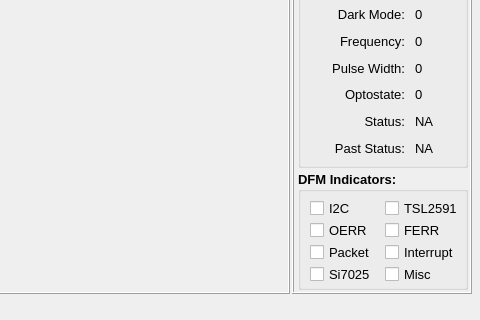
Before: the Qt Designer form Mainwindow.ui in spletcher1/PyMCU, drawn with Qt 5; both pictures show x 320 to 800 and y 160 to 480 of the 800 by 480 pixel window.
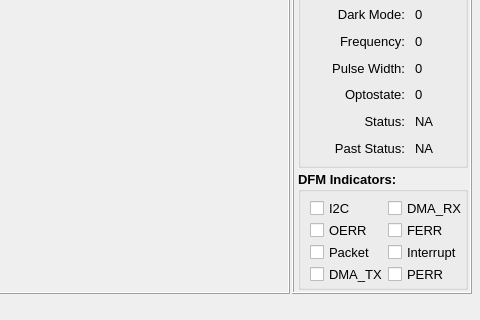
After: the same form once the commit is applied. Icons and pictures are not drawn.

Commit message: Updated DFM error boxes

```diff
--- a/Mainwindow.ui
+++ b/Mainwindow.ui
@@ -1263,7 +1263,7 @@
                  </font>
                 </property>
                 <property name="text">
-                 <string>Si7025</string>
+                 <string>DMA_TX</string>
                 </property>
                 <property name="checkable">
                  <bool>true</bool>
@@ -1280,7 +1280,7 @@
                  </font>
                 </property>
                 <property name="text">
-                 <string>Misc</string>
+                 <string>PERR</string>
                 </property>
                </widget>
               </item>
@@ -1294,7 +1294,7 @@
                  </font>
                 </property>
                 <property name="text">
-                 <string>TSL2591</string>
+                 <string>DMA_RX</string>
                 </property>
                 <property name="checkable">
                  <bool>true</bool>
```
